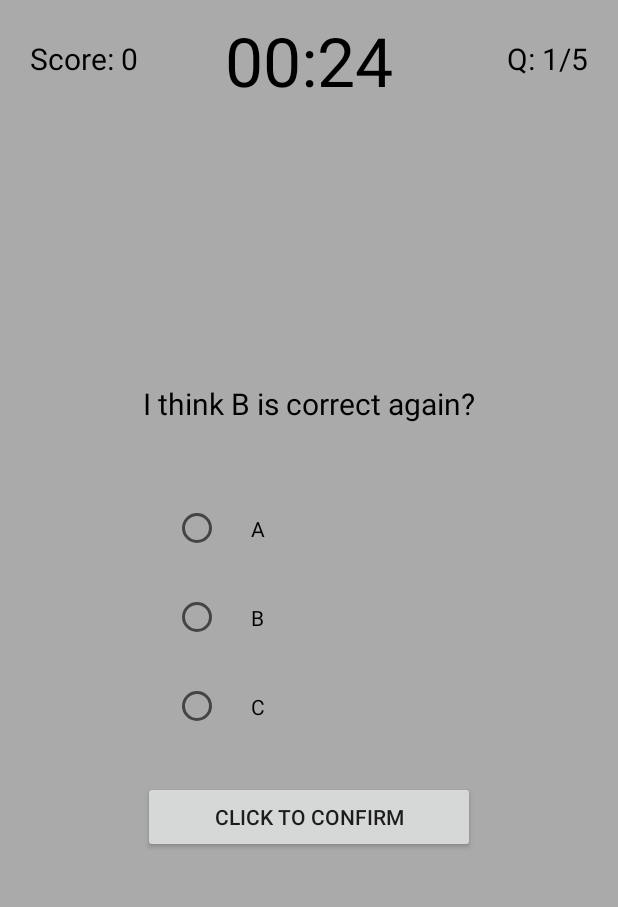
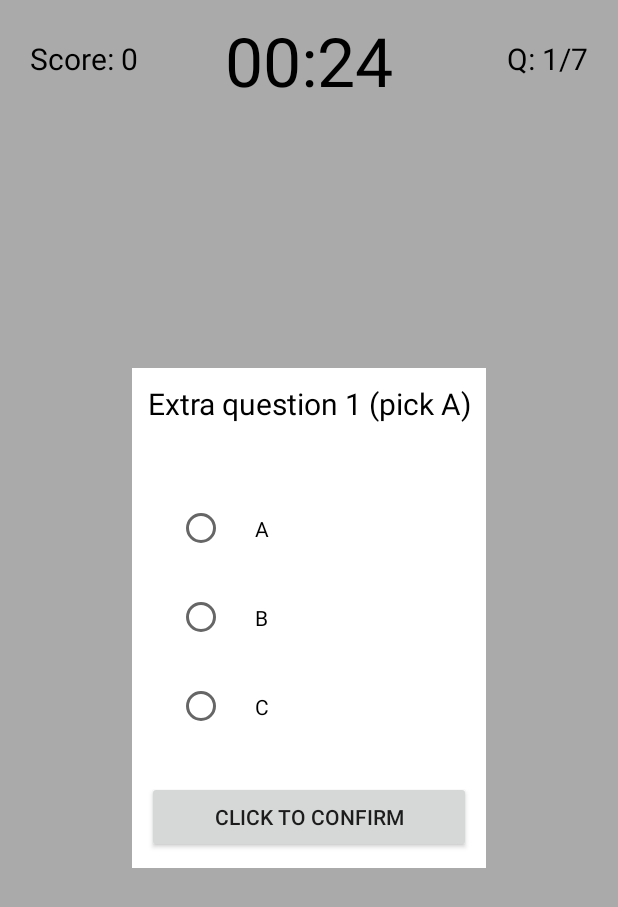
Before and after one commit to joisu/DTAPP, an Android app: the QuizActivity screen opened directly, with no data from a screen before it, on a phone screen of 412 x 824 dp. Shown: the top 907 px of the screen. Run offline under Robolectric (Android 15) with nearby library versions, the phone set to English and light mode, and no system bars.

Commit message:
- changed quizactivity UI slightly - tested more questions

```diff
--- a/app/src/main/java/com/example/joycehsu/dtapp/QuizDbHelper.java
+++ b/app/src/main/java/com/example/joycehsu/dtapp/QuizDbHelper.java
@@ -62,10 +62,14 @@ public class QuizDbHelper extends SQLiteOpenHelper {
         addQuestion(q2);
         Question q3 = new Question("I think C is correct?", "A", "B", "C", 3);
         addQuestion(q3);
-        Question q4 = new Question("I think A is correct again?", "A", "B", "C", 1);
+        Question q4 = new Question("I think A is correct #2", "A", "B", "C", 1);
         addQuestion(q4);
-        Question q5 = new Question("I think B is correct again?", "A", "B", "C", 2);
+        Question q5 = new Question("I think B is correct #2", "A", "B", "C", 2);
         addQuestion(q5);
+        Question q6 = new Question("Extra question 1 (pick A)", "A", "B", "C", 1);
+        addQuestion(q6);
+        Question q7 = new Question("Extra question 2 (Pick B)", "A", "B", "C", 2);
+        addQuestion(q7);
     }
 
     //ContentValues uses key-value pairs to put the declared question data into the table
--- a/app/src/main/res/layout/activity_quiz.xml
+++ b/app/src/main/res/layout/activity_quiz.xml
@@ -7,6 +7,10 @@
     android:background="@android:color/darker_gray"
     android:padding="10dp"
     tools:context=".QuizActivity">
+
+    <RelativeLayout
+        android:layout_width="match_parent"
+        android:layout_height="wrap_content">
 
 
         <TextView
@@ -20,6 +24,17 @@
             android:textColor="@android:color/black"
             android:textSize="20sp" />
 
+
+        <TextView
+            android:id="@+id/textview_timer"
+            android:layout_width="wrap_content"
+            android:layout_height="wrap_content"
+            android:layout_centerHorizontal="true"
+            android:text="00:25"
+            android:textAlignment="center"
+            android:textColor="@android:color/black"
+            android:textSize="45dp" />
+
         <TextView
             android:id="@+id/textview_questioncount"
             android:layout_width="wrap_content"
@@ -31,14 +46,7 @@
             android:textColor="@android:color/black"
             android:textSize="20sp" />
 
-    <TextView
-        android:id="@+id/textview_timer"
-        android:layout_width="wrap_content"
-        android:layout_height="wrap_content"
-        android:layout_centerHorizontal="true"
-        android:text="00:25"
-        android:textColor="@android:color/black"
-        android:textSize="45dp" />
+    </RelativeLayout>
 
 
     <LinearLayout
@@ -46,6 +54,7 @@
         android:layout_height="wrap_content"
         android:layout_centerHorizontal="true"
         android:layout_centerVertical="true"
+        android:background="@android:color/white"
         android:orientation="vertical"
         android:padding="10dp">
 
@@ -56,6 +65,7 @@
             android:layout_height="wrap_content"
             android:layout_marginBottom="20dp"
             android:text="Placeholder Question"
+            android:textAlignment="center"
             android:textColor="@android:color/black"
             android:textSize="20sp" />
 
```
Lines whose indentation alone changed are shown as unchanged.
